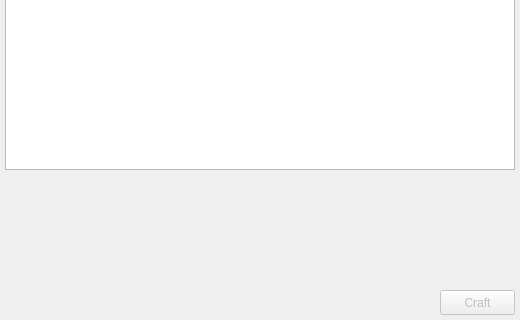
The window that MMO/Res/jobview.ui (maresc-g/linumon) describes before a commit, drawn with Qt 5; both pictures show x 0 to 520 and y 280 to 600 of the 520 by 600 pixel window.
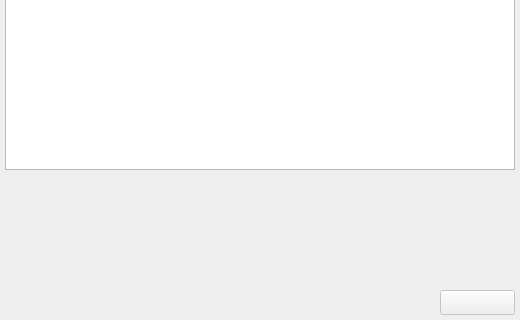
The same window after the commit.

The edit to the form file:
```diff
--- a/MMO/Res/jobview.ui
+++ b/MMO/Res/jobview.ui
@@ -55,7 +55,7 @@
     </rect>
    </property>
    <property name="text">
-    <string>Craft</string>
+    <string/>
    </property>
   </widget>
   <widget class="QProgressBar" name="pb_exp">
```
